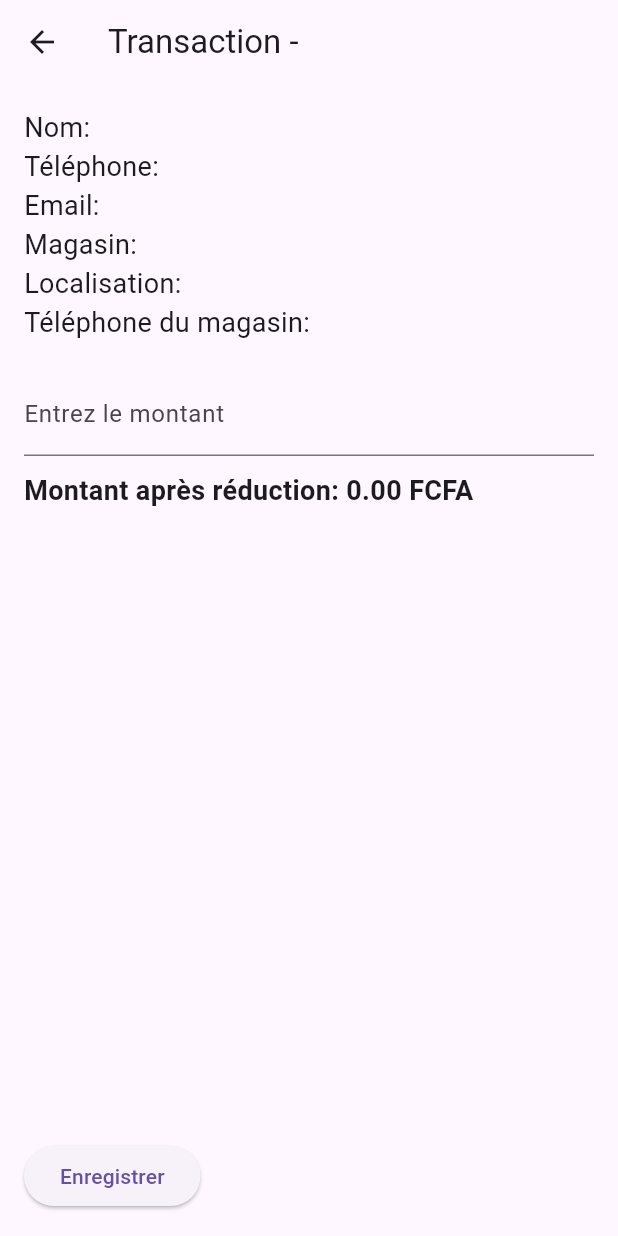
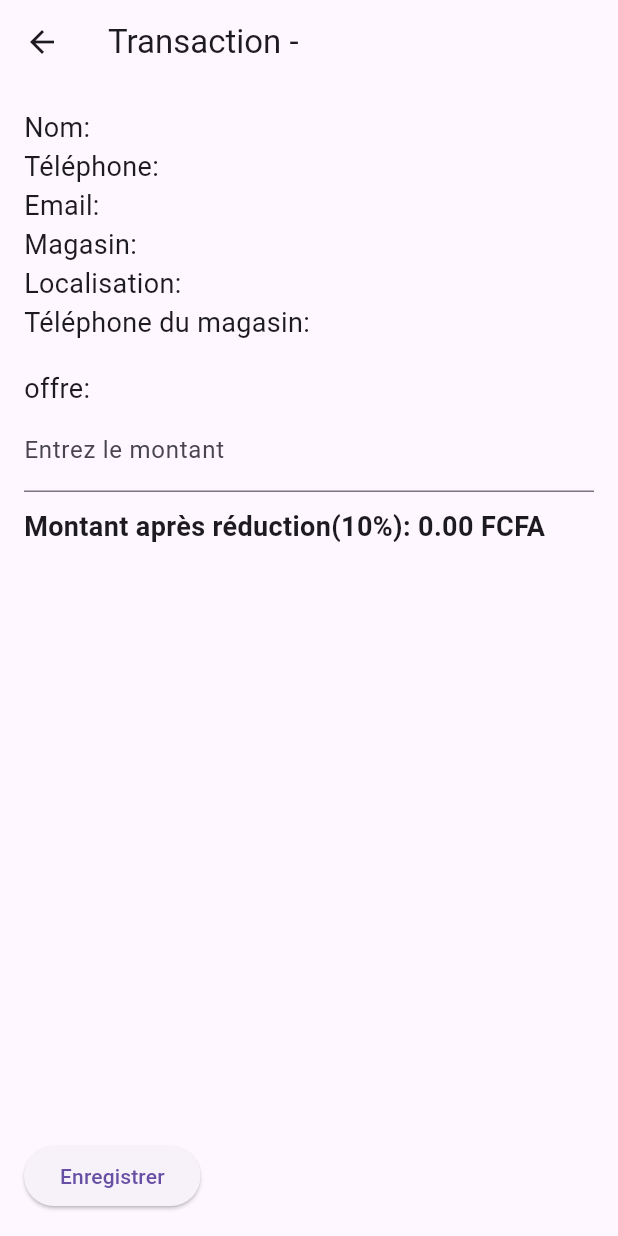
Before and after one commit to vetcho37/cartdor-flutter, a Flutter app: the TransactionPage screen opened directly with empty values, on a phone screen of 412 x 824 dp. Run offline on Flutter 3.47's test engine with Material 3 defaults, Android fonts, the light colour scheme and no system bars; our stand-ins replace cloud_firestore, email_validator, firebase_auth, firebase_core, flutter_lucide, qr_flutter and 1 more; missing offline and left inert: dart:html, gallery_saver_plus, mobile_scanner; accounts and stored records are empty.

Commit message:
Votre message de commit61

```diff
--- a/lib/scanqr.dart
+++ b/lib/scanqr.dart
@@ -171,7 +171,7 @@ class _ScanQRCodePageState extends State<ScanQRCodePage> {
                 Navigator.of(context).pop();
                 _redirectToTransactionPage();
               },
-              child: Text('valider la reduction'),
+              child: Text('valider la reduction de 10%'),
             ),
 
           SizedBox(width: 10), // Espacement entre les boutons
@@ -180,7 +180,7 @@ class _ScanQRCodePageState extends State<ScanQRCodePage> {
               Navigator.of(context).pop();
               _redirectTodashboardsimple(); // Redirection vers transaction sans réduction
             },
-            child: Text('Appliquer votre offre'),
+            child: Text('valider votre offre'),
           ),
         ],
       ),
@@ -203,6 +203,7 @@ class _ScanQRCodePageState extends State<ScanQRCodePage> {
           storeName: storeName,
           storeLocation: storeLocation,
           storePhone: storePhone,
+          offre: offre,
         ),
       ),
     );
--- a/lib/transactionpage.dart
+++ b/lib/transactionpage.dart
@@ -19,6 +19,7 @@ class TransactionPage extends StatefulWidget {
   final String storeName;
   final String storeLocation;
   final String storePhone;
+  final String offre;
 
   TransactionPage({
     required this.name,
@@ -32,6 +33,7 @@ class TransactionPage extends StatefulWidget {
     required this.storeName,
     required this.storeLocation,
     required this.storePhone,
+    required this.offre,
   });
 
   @override
@@ -77,6 +79,7 @@ class _TransactionPageState extends State<TransactionPage> {
         'storeName': widget.storeName,
         'storeLocation': widget.storeLocation,
         'storePhone': widget.storePhone,
+        'offre': widget.offre,
         'initialAmount': initialAmount,
         'amount': finalAmount,
         'date': DateTime.now(),
@@ -138,7 +141,8 @@ class _TransactionPageState extends State<TransactionPage> {
                 style: TextStyle(fontSize: 18)),
             Text('Téléphone du magasin: ${widget.storePhone}',
                 style: TextStyle(fontSize: 18)),
-            SizedBox(height: 20),
+            SizedBox(height: 18),
+            Text('offre: ${widget.offre}', style: TextStyle(fontSize: 18)),
             TextField(
               controller: _amountController,
               decoration: InputDecoration(labelText: 'Entrez le montant'),
@@ -147,7 +151,7 @@ class _TransactionPageState extends State<TransactionPage> {
             ),
             SizedBox(height: 10),
             Text(
-              'Montant après réduction: ${finalAmount.toStringAsFixed(2)} FCFA',
+              'Montant après réduction(10%): ${finalAmount.toStringAsFixed(2)} FCFA',
               style: TextStyle(fontSize: 18, fontWeight: FontWeight.bold),
             ),
             Spacer(),
--- a/lib/val_abonn_code.dart
+++ b/lib/val_abonn_code.dart
@@ -26,6 +26,7 @@ class _ValidateSubscriptionPageState extends State<ValidateSubscriptionPage> {
   late String storeName;
   late String storeLocation;
   late String storePhone;
+  late String offre;
 
   @override
   Widget build(BuildContext context) {
@@ -191,6 +192,7 @@ class _ValidateSubscriptionPageState extends State<ValidateSubscriptionPage> {
           storeName: storeName,
           storeLocation: storeLocation,
           storePhone: storePhone,
+          offre: offre,
         ),
       ),
     );
```
